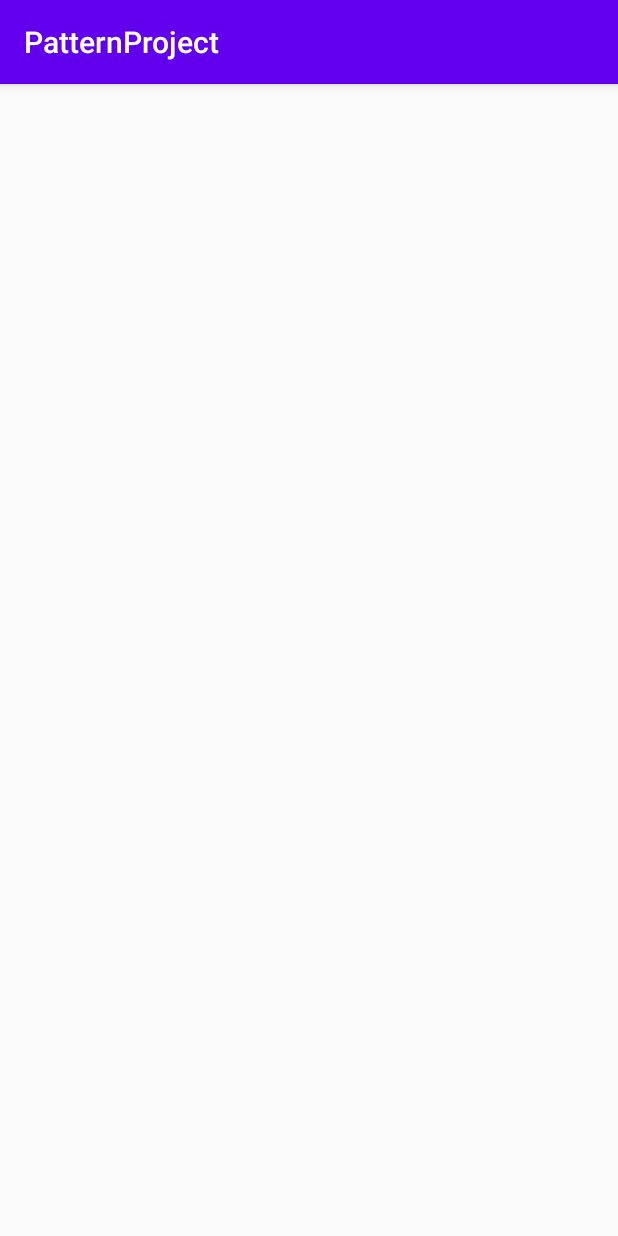
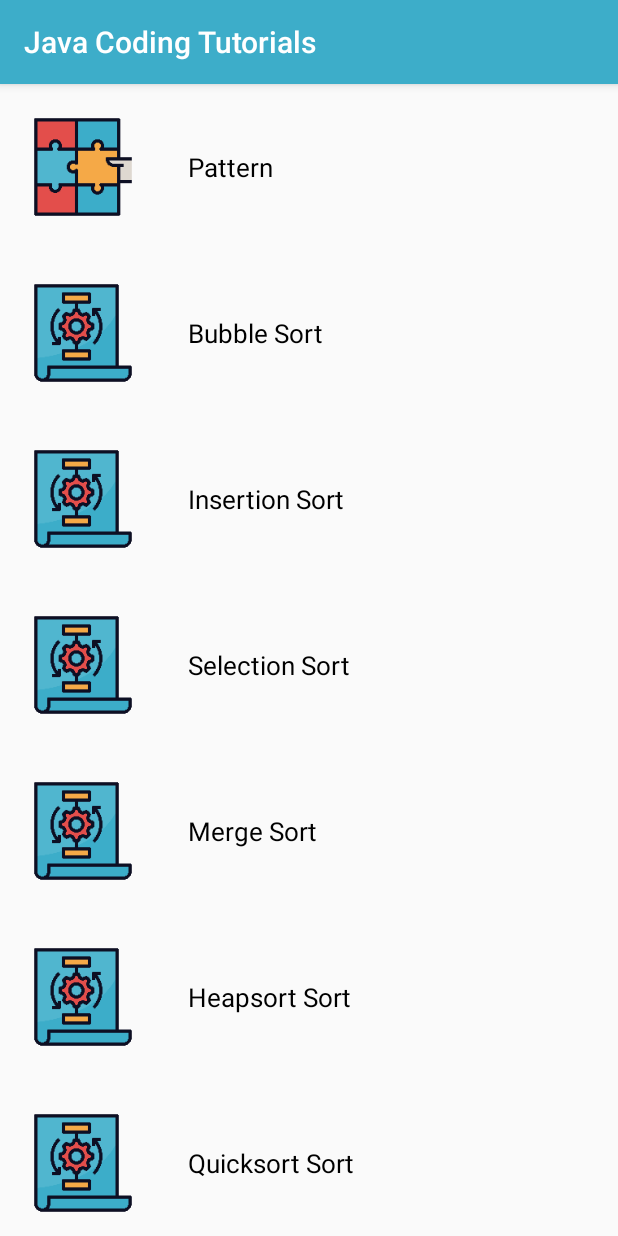
Before and after one commit to RobertSchierz/PatternProject, an Android app: the screen it shows after launch (MainActivity), on a phone screen of 412 x 824 dp. Run offline under Robolectric (Android 15) with nearby library versions, the phone set to English and light mode, and no system bars; our stand-ins replace CircleImageView.

Commit message:
Created the recycler view

```diff
--- a/app/src/main/java/com/example/patternproject/MainActivity.java
+++ b/app/src/main/java/com/example/patternproject/MainActivity.java
@@ -1,14 +1,70 @@
 package com.example.patternproject;
 
 import androidx.appcompat.app.AppCompatActivity;
+import androidx.recyclerview.widget.LinearLayoutManager;
+import androidx.recyclerview.widget.RecyclerView;
 
 import android.os.Bundle;
+import android.util.Log;
+
+import java.util.ArrayList;
 
 public class MainActivity extends AppCompatActivity {
+
+    private static final String TAG = "MainActivity";
+
+    //vars
+    private ArrayList<String> mPatternNames = new ArrayList<>();
+    private ArrayList<Integer> mPatternImagePaths = new ArrayList<>();
+
 
     @Override
     protected void onCreate(Bundle savedInstanceState) {
         super.onCreate(savedInstanceState);
         setContentView(R.layout.activity_main);
+
+        Log.d(TAG, "oncreate started.");
+
+        initImageBitmaps();
+
+
+    }
+
+    private void initImageBitmaps(){
+
+        mPatternNames.add("Pattern");
+        mPatternImagePaths.add(R.drawable.pattern);
+
+        mPatternNames.add("Bubble Sort");
+        mPatternImagePaths.add(R.drawable.algorithm);
+
+        mPatternNames.add("Insertion Sort");
+        mPatternImagePaths.add(R.drawable.algorithm);
+
+        mPatternNames.add("Selection Sort");
+        mPatternImagePaths.add(R.drawable.algorithm);
+
+        mPatternNames.add("Merge Sort");
+        mPatternImagePaths.add(R.drawable.algorithm);
+
+        mPatternNames.add("Heapsort Sort");
+        mPatternImagePaths.add(R.drawable.algorithm);
+
+        mPatternNames.add("Quicksort Sort");
+        mPatternImagePaths.add(R.drawable.algorithm);
+
+
+
+        initPatternRecyclerView();
+    }
+
+    private void initPatternRecyclerView(){
+        Log.d(TAG, "init Patternlist");
+
+        RecyclerView recyclerView = findViewById(R.id.patternlist_recyclerview);
+        PatternlistAdapter adapter = new PatternlistAdapter(mPatternNames, mPatternImagePaths, this);
+        recyclerView.setAdapter(adapter);
+        recyclerView.setLayoutManager(new LinearLayoutManager(this));
+
     }
 }
--- a/app/src/main/java/com/example/patternproject/PatternlistAdapter.java
+++ b/app/src/main/java/com/example/patternproject/PatternlistAdapter.java
@@ -1,21 +1,75 @@
 package com.example.patternproject;
 
+import android.content.Context;
+import android.util.Log;
+import android.view.LayoutInflater;
 import android.view.View;
+import android.view.ViewGroup;
+import android.widget.ImageView;
 import android.widget.RelativeLayout;
 import android.widget.TextView;
+import android.widget.Toast;
 
 import androidx.annotation.NonNull;
 import androidx.recyclerview.widget.RecyclerView;
 
-import de.hdodenhof.circleimageview.CircleImageView;
+import com.bumptech.glide.Glide;
 
-public class PatternlistAdapter {
+import java.io.File;
+import java.util.ArrayList;
+
+
+
+public class PatternlistAdapter extends RecyclerView.Adapter<PatternlistAdapter.ViewHolder>{
 
     private static final String TAG = "PatternlistAdapter";
 
+    private ArrayList<String> mPatternNames = new ArrayList<>();
+    private ArrayList<Integer> mPatternImages = new ArrayList<>();
+    private Context mContext;
+
+    public PatternlistAdapter(ArrayList<String> mPatternImageNames, ArrayList<Integer> mPatternImages, Context mContext) {
+        this.mPatternNames = mPatternImageNames;
+        this.mPatternImages = mPatternImages;
+        this.mContext = mContext;
+    }
+
+    @NonNull
+    @Override
+    public ViewHolder onCreateViewHolder(@NonNull ViewGroup parent, int viewType) {
+        View view = LayoutInflater.from(parent.getContext()).inflate(R.layout.layout_patternlistitem, parent, false);
+        ViewHolder holder = new ViewHolder(view);
+        return holder;
+    }
+
+    @Override
+    public void onBindViewHolder(@NonNull ViewHolder holder, final int position) {
+        Log.d(TAG, "onBindViewHolder: called.");
+
+        Glide.with(mContext)
+                .asBitmap()
+                .load(mPatternImages.get(position))
+                .into(holder.image);
+
+        holder.imageName.setText(mPatternNames.get(position));
+
+        holder.patternListLayout.setOnClickListener(new View.OnClickListener() {
+            @Override
+            public void onClick(View v) {
+                Log.d(TAG, "clicked on " + mPatternNames.get(position));
+                Toast.makeText(mContext, mPatternNames.get(position), Toast.LENGTH_SHORT).show();
+            }
+        });
+    }
+
+    @Override
+    public int getItemCount() {
+        return mPatternNames.size();
+    }
+
     public class ViewHolder extends RecyclerView.ViewHolder{
 
-        CircleImageView image;
+        ImageView image;
         TextView imageName;
         RelativeLayout patternListLayout;
 
--- a/app/src/main/res/layout/layout_patternlistitem.xml
+++ b/app/src/main/res/layout/layout_patternlistitem.xml
@@ -6,11 +6,18 @@
     android:padding="15dp"
     android:id="@+id/patternlist_layout">
 
-    <de.hdodenhof.circleimageview.CircleImageView
+    <!--<de.hdodenhof.circleimageview.CircleImageView
         android:layout_width="80dp"
         android:layout_height="80dp"
         android:id="@+id/image"
         android:src="@mipmap/ic_launcher"></de.hdodenhof.circleimageview.CircleImageView>
+-->
+    <ImageView
+        android:layout_width="80dp"
+        android:layout_height="80dp"
+        android:id="@+id/image"
+        android:padding="5dp"
+        android:src="@mipmap/ic_launcher"></ImageView>
 
     <TextView
         android:layout_width="wrap_content"
--- a/app/src/main/res/values/colors.xml
+++ b/app/src/main/res/values/colors.xml
@@ -1,6 +1,6 @@
 <?xml version="1.0" encoding="utf-8"?>
 <resources>
-    <color name="colorPrimary">#6200EE</color>
-    <color name="colorPrimaryDark">#3700B3</color>
-    <color name="colorAccent">#03DAC5</color>
+    <color name="colorPrimary">#3DADC9</color>
+    <color name="colorPrimaryDark">#2f8496</color>
+    <color name="colorAccent">#e295cb</color>
 </resources>
--- a/app/src/main/res/values/strings.xml
+++ b/app/src/main/res/values/strings.xml
@@ -1,3 +1,3 @@
 <resources>
-    <string name="app_name">PatternProject</string>
+    <string name="app_name">Java Coding Tutorials</string>
 </resources>
```
Also changed, not shown: app/src/main/res/drawable/algorithm.png (added), app/src/main/res/drawable/pattern.png (added).
